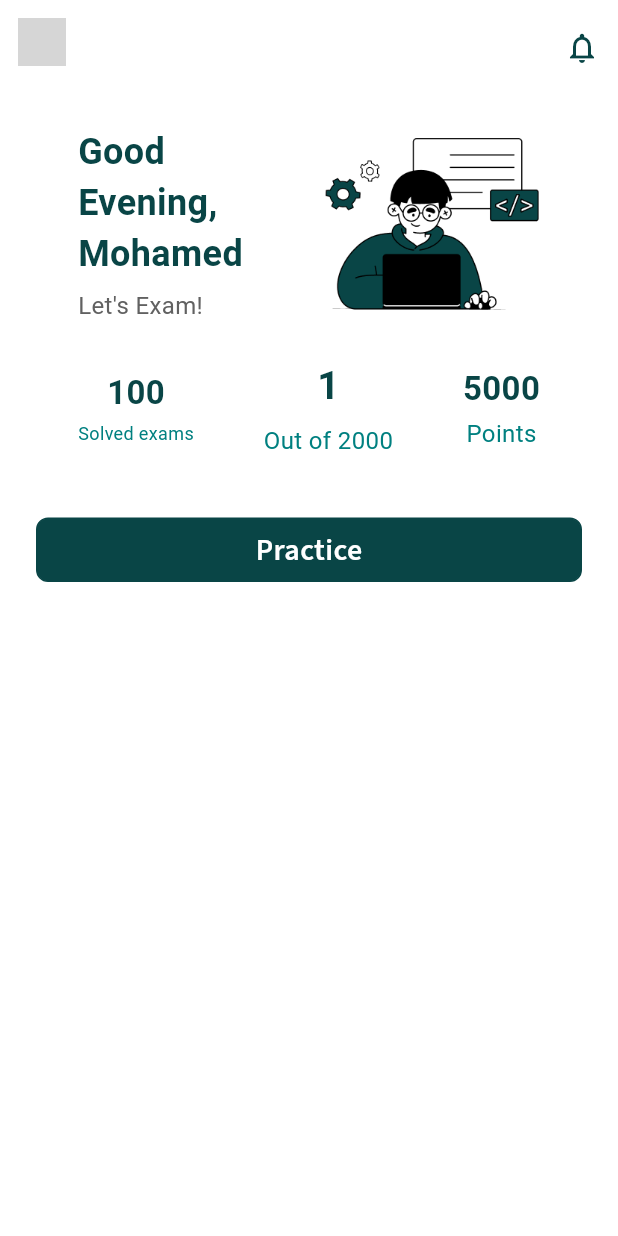
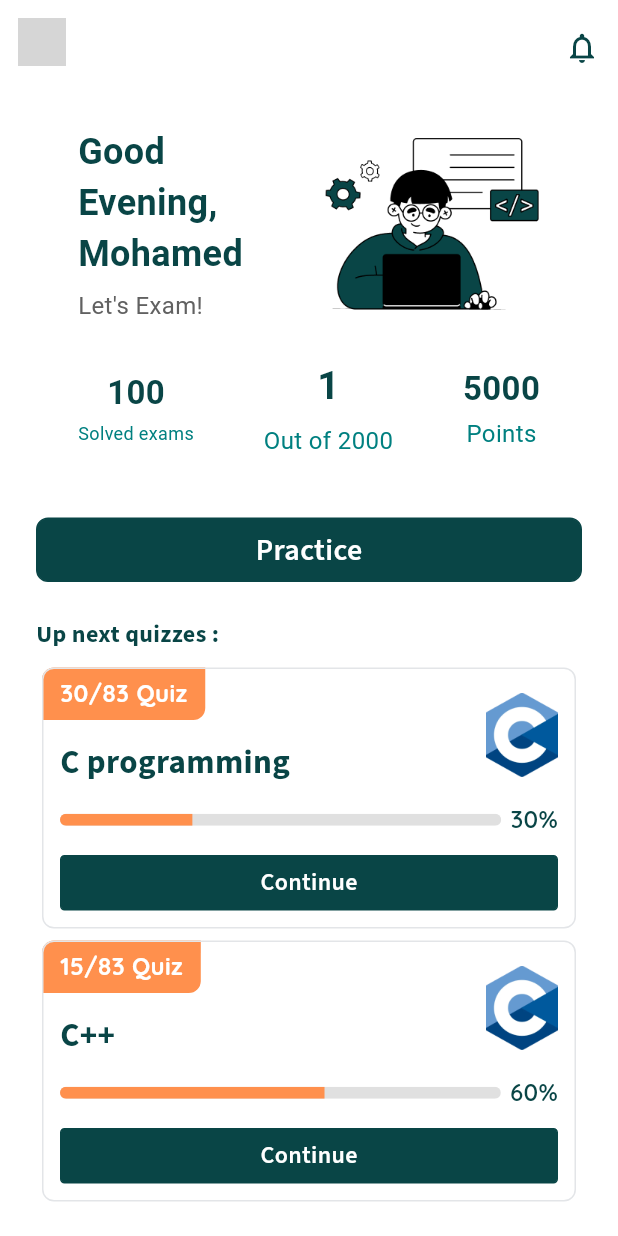
Before and after one commit to MohamedAlaga/gammal_tech_final_exam, a Flutter app: the HomeScreen screen opened directly, on a phone screen of 412 x 824 dp. Run offline on Flutter 3.47's test engine with Material 3 defaults, Android fonts, the phone set to English and light mode, and no system bars; our stand-ins replace dartz, equatable, flutter_rating_bar, get_it; network calls fail; grey boxes are pictures that could not be loaded.

Commit message:
fix almost all proplem in componanet

```diff
--- a/lib/presentation/screens/home_screen.dart
+++ b/lib/presentation/screens/home_screen.dart
@@ -3,7 +3,21 @@ import 'package:gammal_tech_final_exam/presentation/components/card_info_home_pa
 import 'package:gammal_tech_final_exam/presentation/components/custom_button.dart';
 import 'package:gammal_tech_final_exam/presentation/components/main_app_bar.dart';
 import 'package:gammal_tech_final_exam/presentation/screens/course_screen.dart';
+import 'package:gammal_tech_final_exam/presentation/screens/practice_screen.dart';
 import 'package:gammal_tech_final_exam/presentation/screens/user_history.dart';
+
+import '../components/card_continue_course.dart';
+import '../components/course_card.dart';
+
+List<List<dynamic>> continueCourse = [
+  ['30/83 Quiz', 'C programming', 0.3, 'Continue', ''],
+  ['15/83 Quiz', 'C++', 0.6, 'Continue', '']
+];
+
+List<List<dynamic>> course = [
+  ['83 Quizzes', 'Data Structures', 'Structure Your Code!', 5.0, 15, 'Start'],
+  ['83 Quizzes', 'Data Structures', 'Structure Your Code!', 4.0, 6, 'Start']
+];
 
 class HomeScreen extends StatelessWidget {
   const HomeScreen({super.key});
@@ -56,6 +70,62 @@ class HomeScreen extends StatelessWidget {
                   },
                 ),
                 SizedBox(height: 24),
+                const Row(
+                  children: [
+                    Text(
+                      'Up next quizzes :',
+                      style: TextStyle(
+                        fontSize: 16,
+                        color: Color(0xff094546),
+                        fontFamily: 'SourceSans3',
+                        fontWeight: FontWeight.bold,
+                      ),
+                      textAlign: TextAlign.start,
+                    ),
+                  ],
+                ),
+                const SizedBox(height: 6),
+                for (int i = 0; i < continueCourse.length; i++)
+                  CardContinueCourse(
+                    onTap: () {
+                      Navigator.push(
+                        context,
+                        MaterialPageRoute(
+                          builder: (context) => const PracticeScreen(),
+                        ),
+                      );
+                    },
+                    quizzes: continueCourse[i][0],
+                    courseTitle: continueCourse[i][1],
+                    progress: continueCourse[i][2],
+                    buttonText: continueCourse[i][3],
+                    courseImage: continueCourse[i][4],
+                  ),
+                const SizedBox(height: 24),
+                const Row(
+                  children: [
+                    Text(
+                      'course suggestions :',
+                      style: TextStyle(
+                          fontSize: 16,
+                          color: Color(0xff094546),
+                          fontFamily: 'SourceSans3',
+                          fontWeight: FontWeight.bold),
+                      textAlign: TextAlign.start,
+                    ),
+                  ],
+                ),
+                const SizedBox(height: 12),
+                for (int i = 0; i < course.length; i++)
+                  CourseCard(
+                    quizzes: course[i][0],
+                    courseTitle: course[i][1],
+                    subtitle: course[i][2],
+                    image: '',
+                    rating: course[i][3],
+                    ratingCount: course[i][4],
+                    buttonText: course[i][5],
+                  )
               ],
             ),
           ),
```
